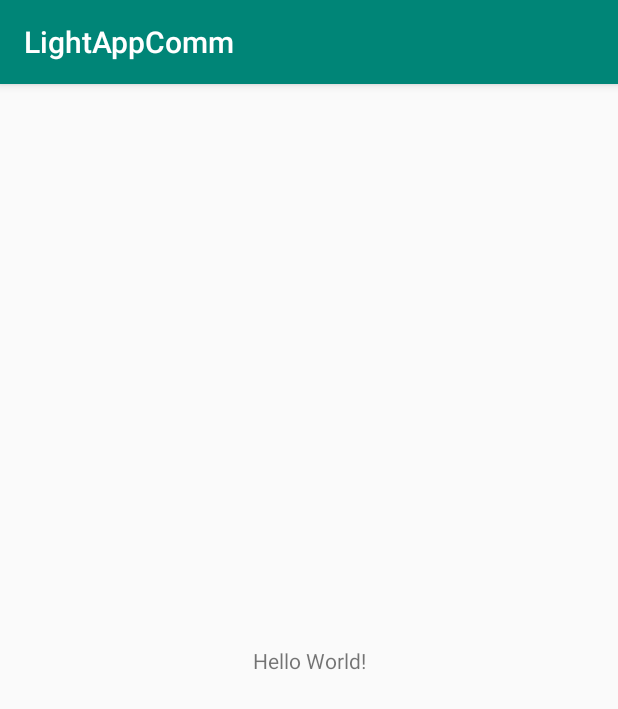
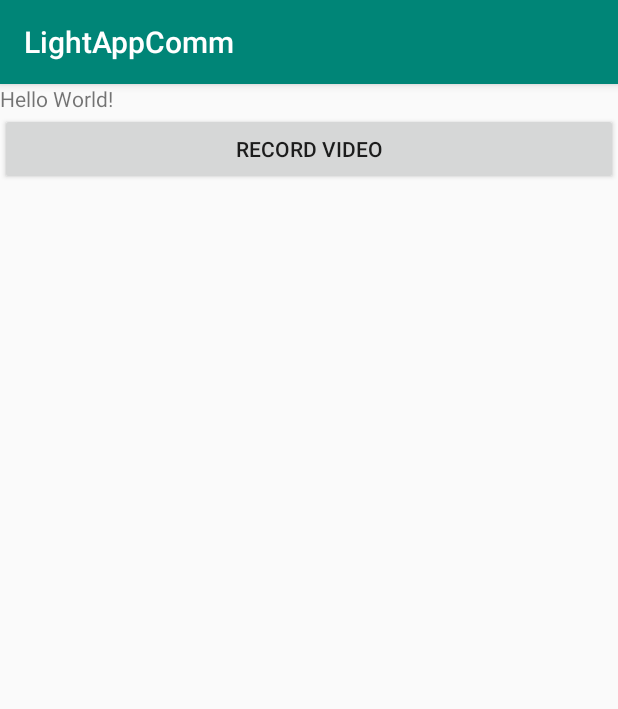
Before and after one commit to chrstock/LightAppComm, an Android app: the screen it shows after launch (MainActivity), on a phone screen of 412 x 824 dp. Shown: the top 709 px of the screen. Run offline under Robolectric (Android 15) with nearby library versions, the phone set to English and light mode, and no system bars; libraries missing offline, so code that uses them is left out: org.opencv.android, org.opencv.core; 1 statement that could not run was skipped.

Commit message:
refactoring code convention, added buttons with functions

```diff
--- a/app/src/main/AndroidManifest.xml
+++ b/app/src/main/AndroidManifest.xml
@@ -1,8 +1,13 @@
 <?xml version="1.0" encoding="utf-8"?>
 <manifest xmlns:android="http://schemas.android.com/apk/res/android"
+    xmlns:tools="http://schemas.android.com/tools"
     package="com.example.chrstock.lightappcomm">
 
+    <uses-feature android:name="android.hardware.camera"
+        android:required="true" />
+
     <application
+        tools:ignore="GoogleAppIndexingWarning"
         android:allowBackup="true"
         android:icon="@mipmap/ic_launcher"
         android:label="@string/app_name"
--- a/app/src/main/res/layout/activity_main.xml
+++ b/app/src/main/res/layout/activity_main.xml
@@ -1,18 +1,38 @@
 <?xml version="1.0" encoding="utf-8"?>
-<android.support.constraint.ConstraintLayout xmlns:android="http://schemas.android.com/apk/res/android"
-    xmlns:app="http://schemas.android.com/apk/res-auto"
-    xmlns:tools="http://schemas.android.com/tools"
-    android:layout_width="match_parent"
-    android:layout_height="match_parent"
-    tools:context=".MainActivity">
+<LinearLayout
+xmlns:android="http://schemas.android.com/apk/res/android"
+xmlns:tools="http://schemas.android.com/tools"
+android:orientation="vertical"
+android:layout_width="match_parent"
+android:layout_height="match_parent">
 
     <TextView
         android:layout_width="wrap_content"
         android:layout_height="wrap_content"
         android:text="Hello World!"
-        app:layout_constraintBottom_toBottomOf="parent"
-        app:layout_constraintLeft_toLeftOf="parent"
-        app:layout_constraintRight_toRightOf="parent"
-        app:layout_constraintTop_toTopOf="parent" />
+      />
 
-</android.support.constraint.ConstraintLayout>
+    <Button
+        android:id="@+id/button_record_video"
+        android:layout_width="match_parent"
+        android:layout_height="wrap_content"
+        android:text="@string/button_record_video"
+        android:onClick="recordButton"/>
+
+    <Button
+        android:id="@+id/button_process_video"
+        android:layout_width="match_parent"
+        android:layout_height="wrap_content"
+        android:text="@string/button_process_video"
+        android:visibility="invisible"
+        android:onClick="processButton"/>
+
+    <Button
+        android:id="@+id/button_calculate_video"
+        android:layout_width="match_parent"
+        android:layout_height="wrap_content"
+        android:text="@string/button_calculate_video"
+        android:visibility="invisible"
+        android:onClick="calculateButton"/>
+
+</LinearLayout>
--- a/app/src/main/res/values/strings.xml
+++ b/app/src/main/res/values/strings.xml
@@ -1,3 +1,6 @@
 <resources>
     <string name="app_name">LightAppComm</string>
+    <string name="button_record_video">Record Video</string>
+    <string name="button_process_video">Process Video</string>
+    <string name="button_calculate_video">Calculate Video</string>
 </resources>
```
Also changed, not shown: app/src/main/java/com/example/chrstock/lightappcomm/MainActivity.java (+89 -0 lines), app/src/main/java/com/example/chrstock/lightappcomm/temp/Calculations.java (+35 -27 lines).
